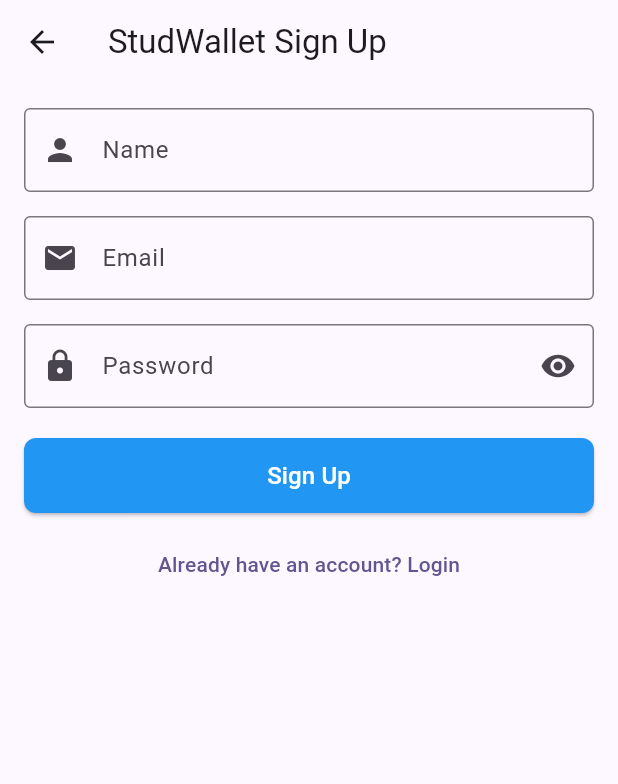
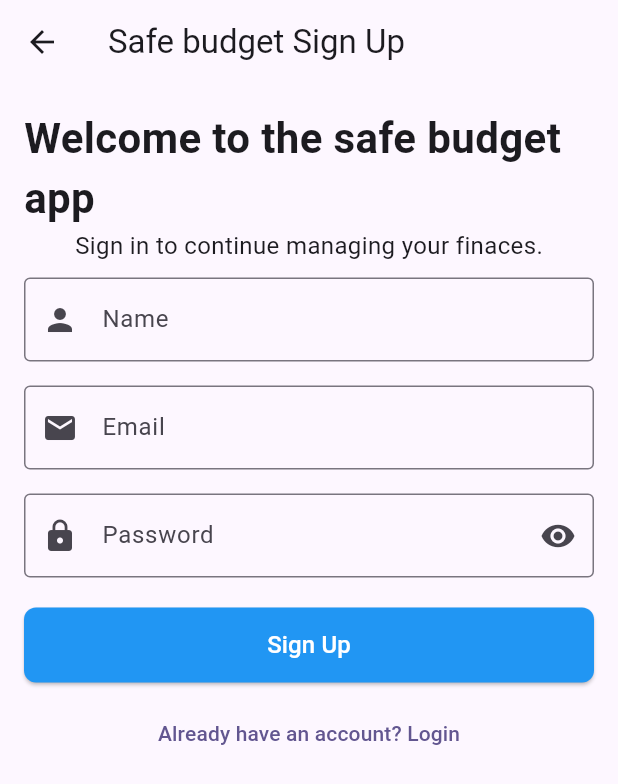
Before and after one commit to CTBen-tech/studbank, a Flutter app: the SignUpPage screen opened by its route, on a phone screen of 412 x 824 dp. Shown: the top 784 px of the screen. Run offline on Flutter 3.47's test engine with Material 3 defaults, Android fonts, the phone set to English and light mode, and no system bars; our stand-ins replace cloud_firestore, firebase_auth, firebase_core, fl_chart; accounts and stored records are empty.

Commit message:
updated the name to studbank to Safe Budget

```diff
--- a/lib/pages/login.dart
+++ b/lib/pages/login.dart
@@ -102,7 +102,7 @@
   @override
   Widget build(BuildContext context) {
     return Scaffold(
-      appBar: AppBar(title: const Text('StudWallet Login')),
+      appBar: AppBar(title: const Text('Safe Budget Login')),
       body: SingleChildScrollView(
         child: Padding(
           padding: const EdgeInsets.all(16.0),
--- a/lib/pages/signup.dart
+++ b/lib/pages/signup.dart
@@ -109,12 +109,25 @@
   @override
   Widget build(BuildContext context) {
     return Scaffold(
-      appBar: AppBar(title: const Text('StudWallet Sign Up')),
+      appBar: AppBar(title: const Text('Safe budget Sign Up')),
       body: SingleChildScrollView(
         child: Padding(
           padding: const EdgeInsets.all(16.0),
           child: Column(
             children: [
+              Text(
+                'Welcome to the safe budget app',
+                style: TextStyle(
+                  fontSize: 28,
+                  fontWeight: FontWeight.bold,
+                  //color: Colors.blue,
+                ),
+              ),
+               Text(
+                'Sign in to continue managing your finaces.',
+                style: TextStyle(fontSize: 16),
+              ),
+              SizedBox(height: 10),
               TextField(
                 controller: _nameController,
                 decoration: const InputDecoration(
```
